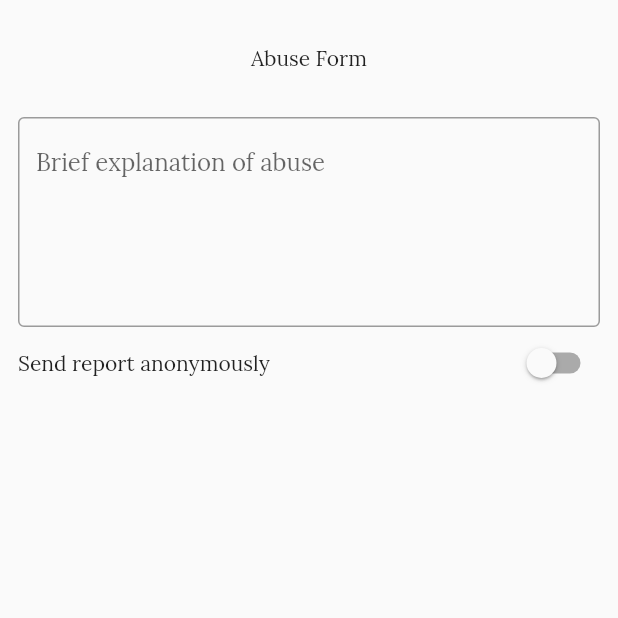
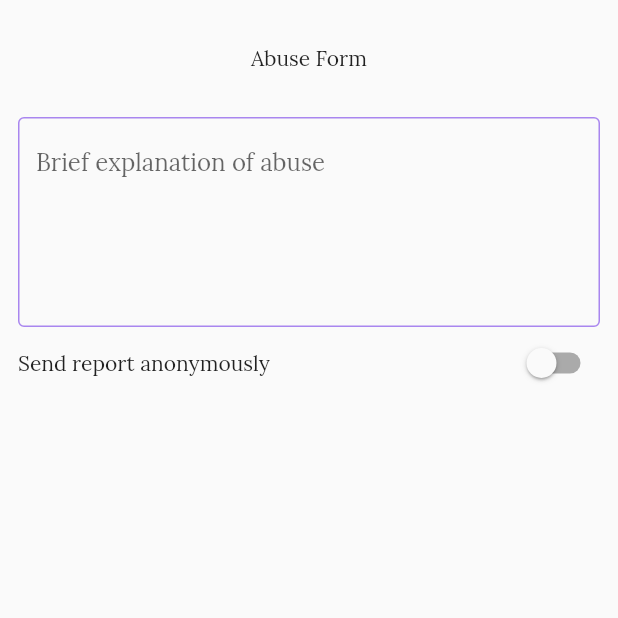
Before and after one commit to Imma76/student_report_system, a Flutter app: the ReportForm screen opened by its route, on a phone screen of 412 x 824 dp, the top half of it. Run offline on Flutter 3.47's test engine with Material 2 defaults, Android fonts, the phone set to English and light mode, and no system bars; our stand-ins replace country_code_picker, flutter_riverpod, gap, google_fonts, introduction_screen, modal_bottom_sheet.

Commit message:
feat: ui changes in report form

```diff
--- a/lib/src/utils/app_theme.dart
+++ b/lib/src/utils/app_theme.dart
@@ -21,6 +21,7 @@ class AppTheme extends ChangeNotifier {
 // Define the default font family.
       fontFamily: 'Lora',
 accentColor: primaryColor,
+      //hintColor: primaryColor,
 
 // Define the default `TextTheme`. Use this to specify the default
 // text styling for headlines, titles, bodies of text, and more.
--- a/lib/src/view/reports/report_form.dart
+++ b/lib/src/view/reports/report_form.dart
@@ -2,6 +2,7 @@ import 'package:flutter_riverpod/flutter_riverpod.dart';
 import 'package:flutter/material.dart';
 import 'package:gap/gap.dart';
 import 'package:report_system/src/providers/all_providers.dart';
+import 'package:report_system/src/utils/colors.dart';
 
 import '../../utils/reusable widgets.dart';
 
@@ -40,8 +41,10 @@ class _ReportFormState extends ConsumerState<ReportForm> {
 
               maxLines: 5,
               decoration: InputDecoration(
+                enabledBorder:  OutlineInputBorder(borderSide: BorderSide(color: primaryColor)),
+                focusedBorder:  OutlineInputBorder(borderSide: BorderSide(color: primaryColor)),
                 hintText: 'Brief explanation of abuse',
-              border: OutlineInputBorder(borderSide: BorderSide()),
+              border: OutlineInputBorder(borderSide: BorderSide(color: primaryColor)),
             ),),
             Row(
               children: [
@@ -56,8 +59,11 @@ class _ReportFormState extends ConsumerState<ReportForm> {
               child: Column(
                 children: [
                   TextFieldWidget(hintText: 'email',),
+                  Gap(10),
                   TextFieldWidget(hintText: 'regNo',),
+                  Gap(10),
                   TextFieldWidget(hintText: 'name',),
+                  Gap(10),
                   TextFieldWidget(hintText: 'current level',),
                 ],
               ),
```
Also changed, not shown: lib/src/utils/reusable widgets.dart (+23 -1 lines).
